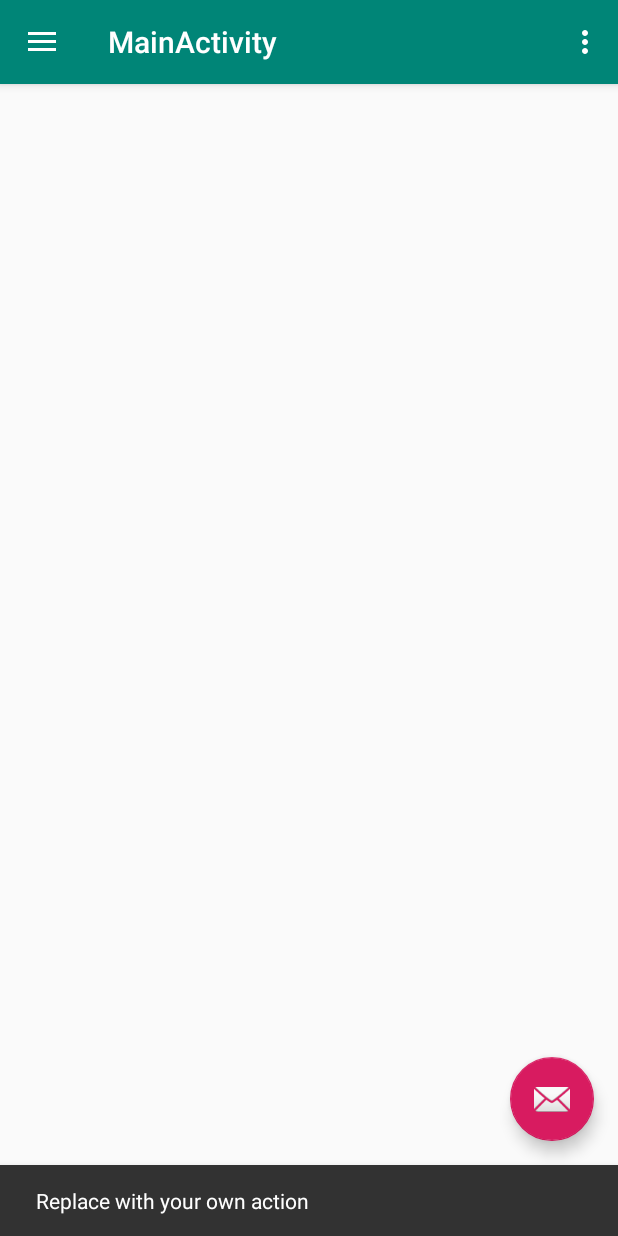
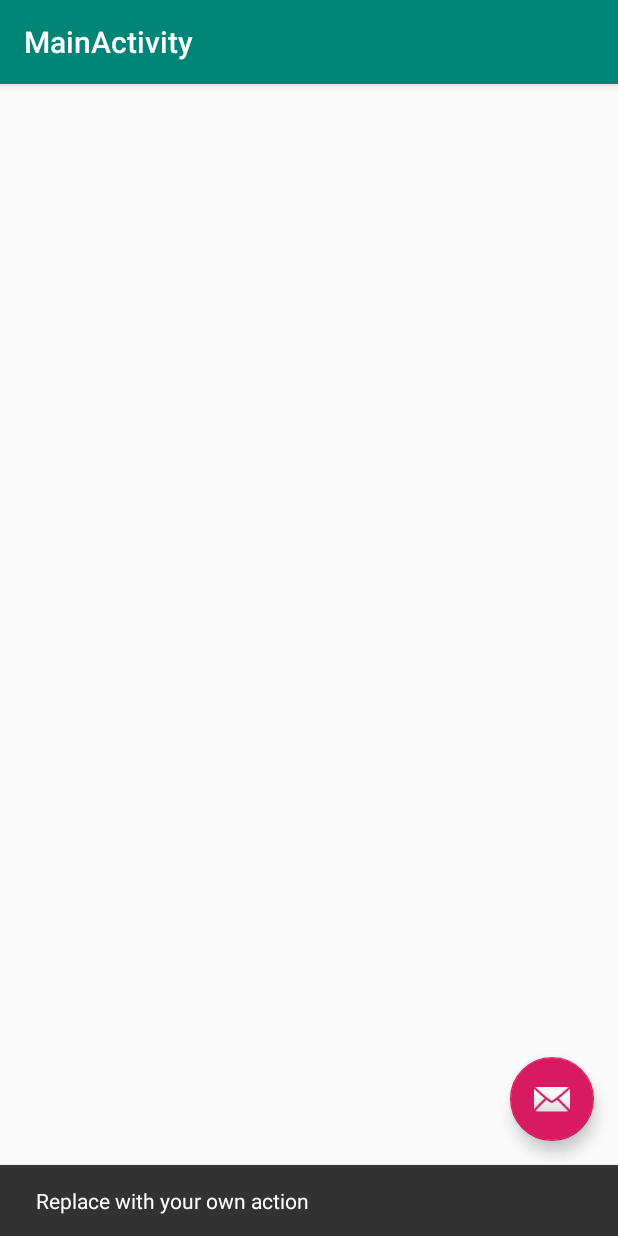
Before and after one commit to NewbieCoder10/fantasy-football-stats, an Android app: the screen it shows after launch (MainActivity), after a tap on an icon or button, on a phone screen of 412 x 824 dp. Run offline under Robolectric (Android 15) with nearby library versions, the phone set to English and light mode, and no system bars; our stand-ins replace Room's generated code; libraries missing offline, so code that uses them is left out: com.facebook.stetho; 1 statement that could not run was skipped.

```diff
--- a/app/src/main/AndroidManifest.xml
+++ b/app/src/main/AndroidManifest.xml
@@ -3,10 +3,10 @@
   package="com.khasianowebb.fantasyfootballstats">
 
   <application
-    android:name=".FantasyFootballStatsApplication"
     android:allowBackup="true"
     android:icon="@mipmap/ic_launcher"
     android:label="@string/app_name"
+    android:name=".FantasyFootballStatsApplication"
     android:roundIcon="@mipmap/ic_launcher_round"
     android:supportsRtl="true"
     android:theme="@style/AppTheme">
--- a/app/src/main/java/com/khasianowebb/fantasyfootballstats/controller/MainActivity.java
+++ b/app/src/main/java/com/khasianowebb/fantasyfootballstats/controller/MainActivity.java
@@ -3,28 +3,21 @@ package com.khasianowebb.fantasyfootballstats.controller;
 import android.os.Bundle;
 import com.google.android.material.floatingactionbutton.FloatingActionButton;
 import com.google.android.material.snackbar.Snackbar;
-import android.view.View;
-import com.google.android.material.navigation.NavigationView;
-import androidx.core.view.GravityCompat;
-import androidx.drawerlayout.widget.DrawerLayout;
-import androidx.appcompat.app.ActionBarDrawerToggle;
 import androidx.appcompat.app.AppCompatActivity;
 import androidx.appcompat.widget.Toolbar;
-import android.view.Menu;
-import android.view.MenuItem;
+import android.view.View;
 import com.khasianowebb.fantasyfootballstats.R;
 
-public class MainActivity extends AppCompatActivity
-    implements NavigationView.OnNavigationItemSelectedListener {
+public class MainActivity extends AppCompatActivity {
 
   @Override
   protected void onCreate(Bundle savedInstanceState) {
     super.onCreate(savedInstanceState);
     setContentView(R.layout.activity_main);
-    Toolbar toolbar = (Toolbar) findViewById(R.id.toolbar);
+    Toolbar toolbar = findViewById(R.id.toolbar);
     setSupportActionBar(toolbar);
 
-    FloatingActionButton fab = (FloatingActionButton) findViewById(R.id.fab);
+    FloatingActionButton fab = findViewById(R.id.fab);
     fab.setOnClickListener(new View.OnClickListener() {
       @Override
       public void onClick(View view) {
@@ -32,71 +25,6 @@ public class MainActivity extends AppCompatActivity
             .setAction("Action", null).show();
       }
     });
-
-    DrawerLayout drawer = (DrawerLayout) findViewById(R.id.drawer_layout);
-    ActionBarDrawerToggle toggle = new ActionBarDrawerToggle(
-        this, drawer, toolbar, R.string.navigation_drawer_open, R.string.navigation_drawer_close);
-    drawer.addDrawerListener(toggle);
-    toggle.syncState();
-
-    NavigationView navigationView = (NavigationView) findViewById(R.id.nav_view);
-    navigationView.setNavigationItemSelectedListener(this);
   }
 
-  @Override
-  public void onBackPressed() {
-    DrawerLayout drawer = (DrawerLayout) findViewById(R.id.drawer_layout);
-    if (drawer.isDrawerOpen(GravityCompat.START)) {
-      drawer.closeDrawer(GravityCompat.START);
-    } else {
-      super.onBackPressed();
-    }
-  }
-
-  @Override
-  public boolean onCreateOptionsMenu(Menu menu) {
-    // Inflate the menu; this adds items to the action bar if it is present.
-    getMenuInflater().inflate(R.menu.main, menu);
-    return true;
-  }
-
-  @Override
-  public boolean onOptionsItemSelected(MenuItem item) {
-    // Handle action bar item clicks here. The action bar will
-    // automatically handle clicks on the Home/Up button, so long
-    // as you specify a parent activity in AndroidManifest.xml.
-    int id = item.getItemId();
-
-    //noinspection SimplifiableIfStatement
-    if (id == R.id.action_settings) {
-      return true;
-    }
-
-    return super.onOptionsItemSelected(item);
-  }
-
-  @SuppressWarnings("StatementWithEmptyBody")
-  @Override
-  public boolean onNavigationItemSelected(MenuItem item) {
-    // Handle navigation view item clicks here.
-    int id = item.getItemId();
-
-    if (id == R.id.nav_camera) {
-      // Handle the camera action
-    } else if (id == R.id.nav_gallery) {
-
-    } else if (id == R.id.nav_slideshow) {
-
-    } else if (id == R.id.nav_manage) {
-
-    } else if (id == R.id.nav_share) {
-
-    } else if (id == R.id.nav_send) {
-
-    }
-
-    DrawerLayout drawer = (DrawerLayout) findViewById(R.id.drawer_layout);
-    drawer.closeDrawer(GravityCompat.START);
-    return true;
-  }
 }
--- a/app/src/main/java/com/khasianowebb/fantasyfootballstats/model/dao/PlayerDao.java
+++ b/app/src/main/java/com/khasianowebb/fantasyfootballstats/model/dao/PlayerDao.java
@@ -1,9 +1,36 @@
 package com.khasianowebb.fantasyfootballstats.model.dao;
 
 
+import androidx.lifecycle.LiveData;
 import androidx.room.Dao;
+import androidx.room.Delete;
+import androidx.room.Insert;
+import androidx.room.Query;
+import androidx.room.Update;
+import com.khasianowebb.fantasyfootballstats.model.entity.Player;
+import com.khasianowebb.fantasyfootballstats.model.entity.Team;
+import java.util.Collection;
+import java.util.List;
 
 @Dao
 public interface PlayerDao {
 
+  @Insert
+  List<Long> insert(Collection<Player> players);
+
+  @Query("SELECT * FROM Player WHERE player_id = :playerId")
+  LiveData<Player> getByPlayerId(long playerId);
+
+  @Query("SELECT * FROM Player ORDER BY player_id ASC")
+  LiveData<List<Player>> getAllPlayers();
+
+  @Query("SELECT * FROM Player WHERE team_id = :teamId")
+  LiveData<List<Player>> getAllPlayersByTeamId(long teamId);
+
+  @Update
+  int update(Player player);
+
+  @Delete
+  int delete(Player... players);
+
 }
--- a/app/src/main/java/com/khasianowebb/fantasyfootballstats/model/dao/TeamDao.java
+++ b/app/src/main/java/com/khasianowebb/fantasyfootballstats/model/dao/TeamDao.java
@@ -1,12 +1,30 @@
 package com.khasianowebb.fantasyfootballstats.model.dao;
 
 
+import androidx.lifecycle.LiveData;
 import androidx.room.Dao;
 import androidx.room.Delete;
+import androidx.room.Insert;
+import androidx.room.Query;
+import androidx.room.Update;
 import com.khasianowebb.fantasyfootballstats.model.entity.Team;
+import java.util.Collection;
+import java.util.List;
 
 @Dao
 public interface TeamDao {
+
+  @Insert
+  List<Long> insert(Collection<Team> teams);
+
+  @Query("SELECT * FROM Team WHERE team_id = :teamId")
+  LiveData<Team> getByTeamId(long teamId);
+
+  @Query("SELECT * FROM Team")
+  LiveData<List<Team>> getAllTeams();
+
+  @Update
+  int update(Team team);
 
   @Delete
   int delete(Team... teams);
--- a/app/src/main/res/layout/activity_main.xml
+++ b/app/src/main/res/layout/activity_main.xml
@@ -1,26 +1,34 @@
 <?xml version="1.0" encoding="utf-8"?>
-<androidx.drawerlayout.widget.DrawerLayout
+<androidx.coordinatorlayout.widget.CoordinatorLayout
   xmlns:android="http://schemas.android.com/apk/res/android"
   xmlns:app="http://schemas.android.com/apk/res-auto"
   xmlns:tools="http://schemas.android.com/tools"
-  android:id="@+id/drawer_layout"
   android:layout_width="match_parent"
   android:layout_height="match_parent"
-  android:fitsSystemWindows="true"
-  tools:openDrawer="start">
+  tools:context=".controller.MainActivity">
 
-  <com.google.android.material.navigation.NavigationView
-    android:id="@+id/nav_view"
+  <com.google.android.material.appbar.AppBarLayout
+    android:layout_width="match_parent"
+    android:layout_height="wrap_content"
+    android:theme="@style/AppTheme.AppBarOverlay">
+
+    <androidx.appcompat.widget.Toolbar
+      android:id="@+id/toolbar"
+      android:layout_width="match_parent"
+      android:layout_height="?attr/actionBarSize"
+      android:background="?attr/colorPrimary"
+      app:popupTheme="@style/AppTheme.PopupOverlay"/>
+
+  </com.google.android.material.appbar.AppBarLayout>
+
+  <com.google.android.material.floatingactionbutton.FloatingActionButton
+    android:id="@+id/fab"
     android:layout_width="wrap_content"
-    android:layout_height="match_parent"
-    android:layout_gravity="start"
-    android:fitsSystemWindows="true"
-    app:headerLayout="@layout/nav_header_main"
-    app:menu="@menu/activity_main_drawer"/>
+    android:layout_height="wrap_content"
+    android:layout_margin="@dimen/fab_margin"
+    android:layout_gravity="bottom|end"
+    app:srcCompat="@android:drawable/ic_dialog_email"/>
 
-  <include
-    layout="@layout/app_bar_main"
-    android:layout_width="match_parent"
-    android:layout_height="match_parent"/>
+  <include layout="@layout/content_main2"/>
 
-</androidx.drawerlayout.widget.DrawerLayout>
+</androidx.coordinatorlayout.widget.CoordinatorLayout>
--- /dev/null
+++ b/app/src/main/res/layout/content_main2.xml
@@ -0,0 +1,12 @@
+<?xml version="1.0" encoding="utf-8"?>
+<androidx.constraintlayout.widget.ConstraintLayout
+  xmlns:android="http://schemas.android.com/apk/res/android"
+  xmlns:app="http://schemas.android.com/apk/res-auto"
+  xmlns:tools="http://schemas.android.com/tools"
+  android:layout_width="match_parent"
+  android:layout_height="match_parent"
+  app:layout_behavior="@string/appbar_scrolling_view_behavior"
+  tools:context=".controller.MainActivity"
+  tools:showIn="@layout/activity_main">
+
+</androidx.constraintlayout.widget.ConstraintLayout>
```
